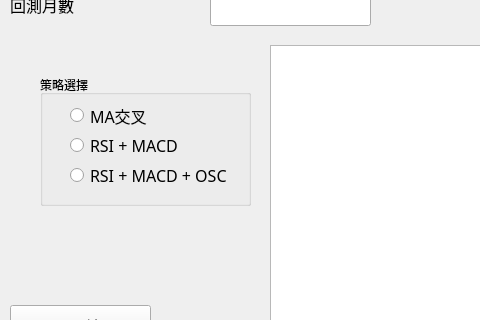
Before: the Qt Designer form twStock_Crawler/gui.ui in DanielWang2002/twStockCrawler, drawn with Qt 5; both pictures show x 0 to 480 and y 505 to 825 of the 759 by 910 pixel window.
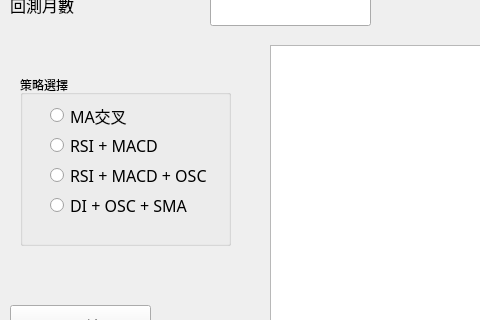
After: the same form once the commit is applied. Icons and pictures are not drawn.

```diff
--- a/twStock_Crawler/gui.ui
+++ b/twStock_Crawler/gui.ui
@@ -125,10 +125,10 @@
    <widget class="QGroupBox" name="groupBox">
     <property name="geometry">
      <rect>
-      <x>40</x>
+      <x>20</x>
       <y>580</y>
       <width>211</width>
-      <height>131</height>
+      <height>171</height>
      </rect>
     </property>
     <property name="title">
@@ -212,6 +212,31 @@
       <bool>true</bool>
      </property>
     </widget>
+    <widget class="QRadioButton" name="radioButton_4">
+     <property name="enabled">
+      <bool>true</bool>
+     </property>
+     <property name="geometry">
+      <rect>
+       <x>30</x>
+       <y>120</y>
+       <width>171</width>
+       <height>21</height>
+      </rect>
+     </property>
+     <property name="font">
+      <font>
+       <family>微軟正黑體</family>
+       <pointsize>12</pointsize>
+      </font>
+     </property>
+     <property name="text">
+      <string>DI + OSC + SMA</string>
+     </property>
+     <property name="checkable">
+      <bool>true</bool>
+     </property>
+    </widget>
    </widget>
    <widget class="QTableWidget" name="tableWidget">
     <property name="geometry">
```
